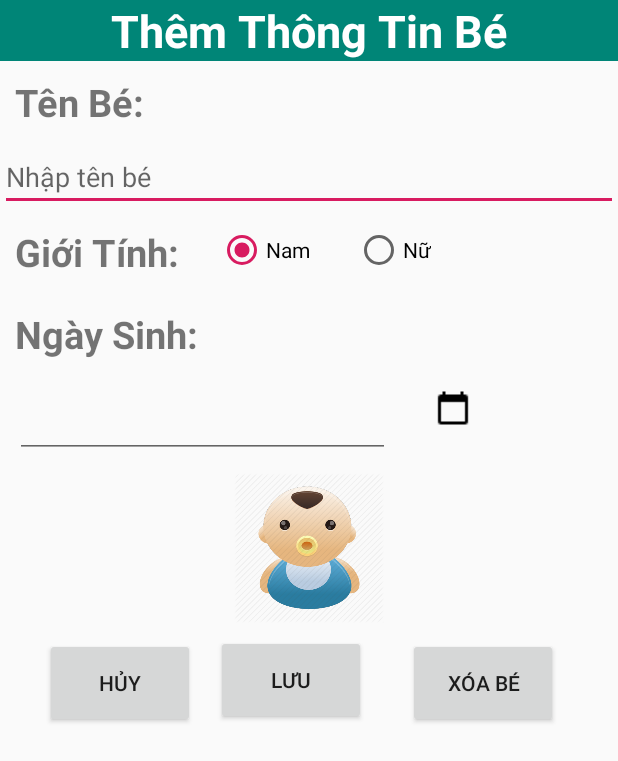
After one commit to ntk0104/BabyVaccine, an Android app: the BabyInfomation screen opened directly, with no data from a screen before it, on a phone screen of 412 x 824 dp. The commit adds this screen. Shown: the top 761 px of the screen. Run offline under Robolectric (Android 15) with nearby library versions, the phone set to English and light mode, and no system bars.

```diff
--- a/app/src/main/AndroidManifest.xml
+++ b/app/src/main/AndroidManifest.xml
@@ -40,7 +40,8 @@
             android:value="@string/facebook_app_id" />
 
         <activity android:name=".MainActivity" />
-        <activity android:name=".ThemBabyActivity"></activity>
+        <activity android:name=".ThemBabyActivity" />
+        <activity android:name=".BabyInfomation"></activity>
     </application>
 
 </manifest>
--- /dev/null
+++ b/app/src/main/java/com/dmt/sannguyen/lgwfb/BabyInfomation.java
@@ -0,0 +1,33 @@
+package com.dmt.sannguyen.lgwfb;
+
+import android.support.v7.app.AppCompatActivity;
+import android.os.Bundle;
+import android.widget.Button;
+import android.widget.EditText;
+import android.widget.ImageButton;
+import android.widget.RadioButton;
+import android.widget.RadioGroup;
+
+public class BabyInfomation extends AppCompatActivity {
+    EditText edtBabyName;
+    RadioGroup radioGroupGioiTinh;
+    RadioButton radioBtn;
+    EditText edtHienThiNgaySinh;
+    ImageButton imgCalendar;
+    Button btnLuu, btnHuy, btnXoa;
+    String userid;
+    @Override
+    protected void onCreate(Bundle savedInstanceState) {
+        super.onCreate(savedInstanceState);
+        setContentView(R.layout.activity_baby_infomation);
+    }
+    private void AnhXa() {
+        edtBabyName = findViewById(R.id.edtBabyName1);
+        radioGroupGioiTinh = findViewById(R.id.radioGrouptGioiTinh1);
+        edtHienThiNgaySinh = findViewById(R.id.edtHienThiNgaySinh1);
+        imgCalendar = findViewById(R.id.imgButtonCalendar);
+        btnLuu = findViewById(R.id.btnSaveEditBaby);
+        btnHuy = findViewById(R.id.btnCancelEditBaby);
+        btnXoa = findViewById(R.id.btnDeleteBaby);
+    }
+}
--- a/app/src/main/java/com/dmt/sannguyen/lgwfb/BeYeuAdapter.java
+++ b/app/src/main/java/com/dmt/sannguyen/lgwfb/BeYeuAdapter.java
@@ -8,6 +8,7 @@ import android.widget.BaseAdapter;
 import android.widget.ImageButton;
 import android.widget.ImageView;
 import android.widget.TextView;
+import android.widget.Toast;
 
 import java.text.DateFormat;
 import java.text.ParseException;
@@ -50,11 +51,12 @@ public class BeYeuAdapter extends BaseAdapter {
         TextView baby_Name;
         TextView baby_birthday;
         TextView baby_age;
+        ImageButton imgBtnEditBaby;
 
     }
 
     @Override
-    public View getView(int position, View convertView, ViewGroup parent) {
+    public View getView(int position, View convertView, final ViewGroup parent) {
         ViewHolder holder;
         if(convertView == null){
             holder = new ViewHolder();
@@ -64,6 +66,7 @@ public class BeYeuAdapter extends BaseAdapter {
             holder.baby_Name = convertView.findViewById(R.id.TxtBabyName);
             holder.baby_birthday = convertView.findViewById(R.id.TxtBabyBirthday);
             holder.baby_age = convertView.findViewById(R.id.TxtBabyAge);
+            holder.imgBtnEditBaby = convertView.findViewById(R.id.BtnBabySetting);
             convertView.setTag(holder);
         }else{
             holder = (ViewHolder) convertView.getTag();
@@ -82,6 +85,13 @@ public class BeYeuAdapter extends BaseAdapter {
         holder.baby_birthday.setText("Ngày sinh: " + date +"/" + month + "/" + year);
         holder.baby_age.setText("Tuổi: " + beYeu.getAge_Display());
 
+        holder.imgBtnEditBaby.setOnClickListener(new View.OnClickListener() {
+            @Override
+            public void onClick(View v) {
+                Toast.makeText(parent.getContext(), "Click in here", Toast.LENGTH_LONG).show();
+            }
+        });
+
         return convertView;
     }
 }
--- a/app/src/main/java/com/dmt/sannguyen/lgwfb/ThemBabyActivity.java
+++ b/app/src/main/java/com/dmt/sannguyen/lgwfb/ThemBabyActivity.java
@@ -4,7 +4,6 @@ import android.app.DatePickerDialog;
 import android.content.Intent;
 import android.support.v7.app.AppCompatActivity;
 import android.os.Bundle;
-import android.text.LoginFilter;
 import android.util.Log;
 import android.view.View;
 import android.widget.Button;
@@ -107,9 +106,9 @@ public class ThemBabyActivity extends AppCompatActivity {
     }
 
     private void AnhXa() {
-        edtBabyName = findViewById(R.id.edtBabyName);
+        edtBabyName = findViewById(R.id.edtBabyName1);
         radioGroupGioiTinh = findViewById(R.id.radioGrouptGioiTinh);
-        edtHienThiNgaySinh = findViewById(R.id.edtHienThiNgaySinh);
+        edtHienThiNgaySinh = findViewById(R.id.edtHienThiNgaySinh1);
         imgCalendar = findViewById(R.id.imgButtonCalendar);
         btnThem = findViewById(R.id.btnThemBaby);
         btnHuy = findViewById(R.id.btnCancelAddBaby);
--- /dev/null
+++ b/app/src/main/res/layout/activity_baby_infomation.xml
@@ -0,0 +1,177 @@
+<?xml version="1.0" encoding="utf-8"?>
+<android.support.constraint.ConstraintLayout xmlns:android="http://schemas.android.com/apk/res/android"
+    xmlns:app="http://schemas.android.com/apk/res-auto"
+    xmlns:tools="http://schemas.android.com/tools"
+    android:layout_width="match_parent"
+    android:layout_height="match_parent"
+    tools:context=".BabyInfomation">
+
+    <RelativeLayout
+        android:layout_width="match_parent"
+        android:layout_height="match_parent"
+        tools:context=".ThemBabyActivity">
+
+        <TextView
+            android:id="@+id/headerAddBaby"
+            android:layout_width="match_parent"
+            android:layout_height="wrap_content"
+            android:background="@color/colorPrimary"
+            android:gravity="center"
+            android:text="Thêm Thông Tin Bé"
+            android:textColor="#ffffff"
+            android:textSize="30sp"
+            android:textStyle="bold" />
+
+        <TextView
+            android:id="@+id/txtLabelTenBe"
+            android:layout_width="match_parent"
+            android:layout_height="wrap_content"
+            android:layout_below="@id/headerAddBaby"
+            android:padding="10dp"
+            android:text="Tên Bé:"
+            android:textSize="25sp"
+            android:textStyle="bold" />
+
+        <EditText
+            android:id="@+id/edtBabyName1"
+            android:layout_width="match_parent"
+            android:layout_height="45dp"
+            android:layout_below="@id/txtLabelTenBe"
+            android:hint="Nhập tên bé" />
+
+        <TextView
+            android:id="@+id/txtLabelGioiTinh"
+            android:layout_width="wrap_content"
+            android:layout_height="wrap_content"
+            android:layout_below="@id/edtBabyName1"
+            android:padding="10dp"
+            android:text="Giới Tính: "
+            android:textSize="25sp"
+            android:textStyle="bold" />
+
+        <RadioGroup
+            android:id="@+id/radioGrouptGioiTinh1"
+            android:layout_width="match_parent"
+            android:layout_height="wrap_content"
+            android:layout_below="@id/edtBabyName1"
+            android:layout_toRightOf="@id/txtLabelGioiTinh"
+            android:orientation="horizontal"
+            android:padding="10dp">
+
+            <RadioButton
+                android:id="@+id/ratioGioiTinhNam"
+                android:layout_width="wrap_content"
+                android:layout_height="wrap_content"
+                android:checked="true"
+                android:text="Nam" />
+
+            <RadioButton
+                android:id="@+id/ratioGioiTinhNu"
+                android:layout_width="wrap_content"
+                android:layout_height="wrap_content"
+                android:layout_marginLeft="30dp"
+                android:text="Nữ" />
+        </RadioGroup>
+
+        <TextView
+            android:id="@+id/txtLabelNgaySinh"
+            android:layout_width="wrap_content"
+            android:layout_height="wrap_content"
+            android:layout_below="@id/txtLabelGioiTinh"
+            android:padding="10dp"
+            android:text="Ngày Sinh: "
+            android:textSize="25sp"
+            android:textStyle="bold" />
+
+        <EditText
+            android:id="@+id/edtHienThiNgaySinh1"
+            android:layout_width="250dp"
+            android:layout_height="wrap_content"
+            android:layout_below="@id/txtLabelNgaySinh"
+            android:layout_marginLeft="10dp"
+            android:focusable="false"
+            android:text=""
+            android:textSize="25sp"
+            android:textStyle="bold" />
+
+        <ImageButton
+            android:id="@+id/imgButtonCalendar"
+            android:layout_width="wrap_content"
+            android:layout_height="wrap_content"
+            android:layout_below="@id/txtLabelNgaySinh"
+            android:layout_marginLeft="20dp"
+            android:layout_toRightOf="@id/edtHienThiNgaySinh1"
+            android:background="@null"
+            android:padding="10dp"
+            android:src="@drawable/baseline_calendar_today_black_24dp" />
+
+        <ImageView
+            android:id="@+id/avatarBaby"
+            android:layout_width="100dp"
+            android:layout_height="100dp"
+            android:layout_below="@id/edtHienThiNgaySinh1"
+            android:layout_centerHorizontal="true"
+            android:layout_margin="10dp"
+            android:src="@drawable/baby_avatar" />
+
+        <Button
+            android:id="@+id/btnSaveEditBaby"
+            android:layout_width="100dp"
+            android:layout_height="60dp"
+            android:layout_below="@id/avatarBaby"
+            android:layout_alignParentStart="true"
+            android:layout_alignParentLeft="true"
+            android:layout_alignParentRight="true"
+            android:layout_marginStart="144dp"
+            android:layout_marginLeft="144dp"
+            android:layout_marginTop="-2dp"
+            android:layout_marginRight="140dp"
+            android:text="Lưu" />
+
+        <Button
+            android:id="@+id/btnCancelEditBaby"
+            android:layout_width="100dp"
+            android:layout_height="60dp"
+            android:layout_below="@id/avatarBaby"
+            android:layout_alignParentLeft="true"
+            android:layout_marginLeft="30dp"
+            android:text="Hủy" />
+
+        <Button
+            android:id="@+id/btnDeleteBaby"
+            android:layout_width="100dp"
+            android:layout_height="60dp"
+            android:layout_below="@id/avatarBaby"
+            android:layout_alignParentLeft="true"
+            android:layout_marginLeft="272dp"
+            android:layout_marginTop="0dp"
+            android:text="Xóa Bé" />
+
+
+        <!--<TextView-->
+        <!--android:textSize="15sp"-->
+        <!--android:textStyle="bold"-->
+        <!--android:padding="6dp"-->
+        <!--android:layout_marginTop="10dp"-->
+        <!--android:id="@+id/txtLabelGTNam"-->
+        <!--android:layout_below="@id/edtBabyName"-->
+        <!--android:layout_toRightOf="@id/ratioGioiTinhNam"-->
+        <!--android:text="Nam"-->
+        <!--android:layout_width="wrap_content"-->
+        <!--android:layout_height="wrap_content" />-->
+
+        <!--<TextView-->
+        <!--android:textSize="15sp"-->
+        <!--android:textStyle="bold"-->
+        <!--android:padding="6dp"-->
+        <!--android:layout_marginTop="10dp"-->
+        <!--android:id="@+id/txtLabelGTNu"-->
+        <!--android:layout_below="@id/edtBabyName"-->
+        <!--android:layout_toRightOf="@id/ratioGioiTinhNu"-->
+        <!--android:text="Nữ"-->
+        <!--android:layout_width="wrap_content"-->
+        <!--android:layout_height="wrap_content" />-->
+
+
+    </RelativeLayout>
+</android.support.constraint.ConstraintLayout>
--- a/app/src/main/res/layout/activity_them_baby.xml
+++ b/app/src/main/res/layout/activity_them_baby.xml
@@ -29,7 +29,7 @@
 
     <EditText
         android:hint="Nhập tên bé"
-        android:id="@+id/edtBabyName"
+        android:id="@+id/edtBabyName1"
         android:layout_below="@id/txtLabelTenBe"
         android:layout_width="match_parent"
         android:layout_height="45dp" />
@@ -39,7 +39,7 @@
         android:textStyle="bold"
         android:padding="10dp"
         android:id="@+id/txtLabelGioiTinh"
-        android:layout_below="@id/edtBabyName"
+        android:layout_below="@id/edtBabyName1"
         android:text="Giới Tính: "
         android:layout_width="wrap_content"
         android:layout_height="wrap_content" />
@@ -47,7 +47,7 @@
     <RadioGroup
         android:padding="10dp"
         android:id="@+id/radioGrouptGioiTinh"
-        android:layout_below="@id/edtBabyName"
+        android:layout_below="@id/edtBabyName1"
         android:orientation="horizontal"
         android:layout_toRightOf="@id/txtLabelGioiTinh"
         android:layout_width="match_parent"
@@ -81,7 +81,7 @@
         android:textSize="25sp"
         android:textStyle="bold"
         android:layout_marginLeft="10dp"
-        android:id="@+id/edtHienThiNgaySinh"
+        android:id="@+id/edtHienThiNgaySinh1"
         android:layout_below="@id/txtLabelNgaySinh"
         android:text=""
         android:layout_width="250dp"
@@ -90,7 +90,7 @@
 
     <ImageButton
         android:src="@drawable/baseline_calendar_today_black_24dp"
-        android:layout_toRightOf="@id/edtHienThiNgaySinh"
+        android:layout_toRightOf="@id/edtHienThiNgaySinh1"
         android:layout_below="@id/txtLabelNgaySinh"
         android:id="@+id/imgButtonCalendar"
         android:layout_marginLeft="20dp"
@@ -106,7 +106,7 @@
         android:src="@drawable/baby_avatar"
         android:layout_width="100dp"
         android:layout_height="100dp"
-        android:layout_below="@id/edtHienThiNgaySinh"/>
+        android:layout_below="@id/edtHienThiNgaySinh1"/>
 
     <Button
         android:text="Thêm"
```
